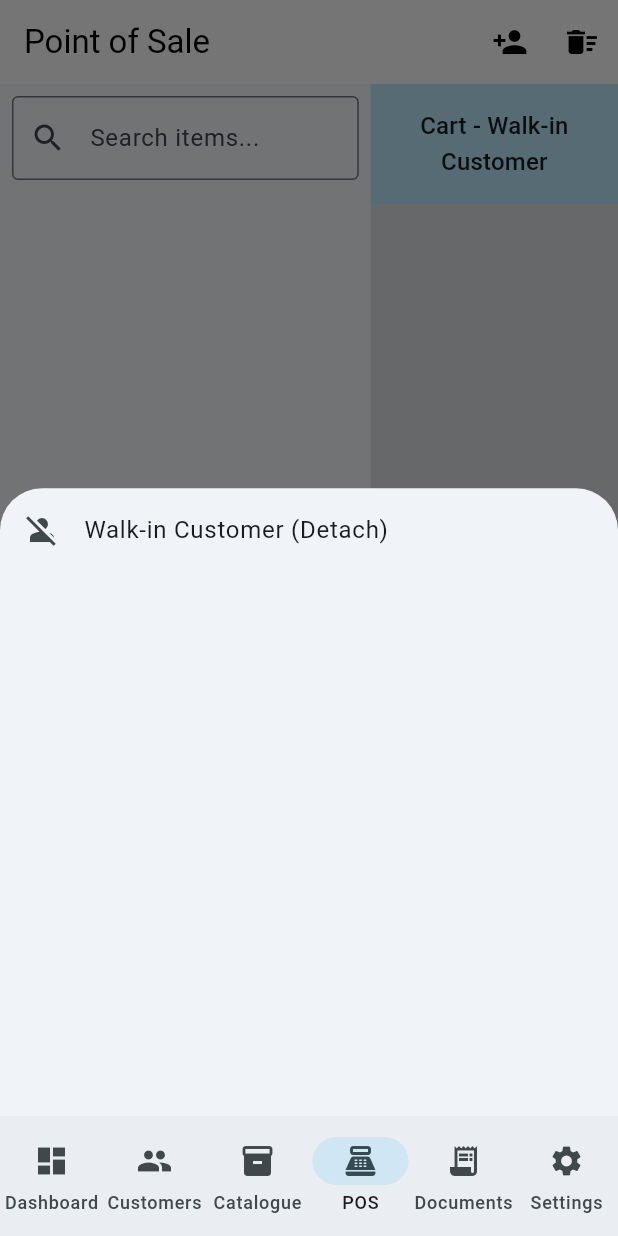
After one commit to qgithaka/clod, a Flutter app: the screen it shows after launch, item 4 of the bottom bar chosen, after a tap on the "person add" icon, on a phone screen of 412 x 824 dp. The commit adds this screen. Run offline on Flutter 3.47's test engine with Material 3 defaults, Android fonts, the phone set to English and light mode, and no system bars; our stand-ins replace drift, flutter_riverpod, go_router, image_picker, pdf, share_plus; accounts and stored records are empty; generated files the repository leaves out were written again.

Commit message:
feat(`pos_view.dart`): implement POS checkout flow and receipt generation
Added atomic checkout logic in SaleRepository, PDF generation using pdf and share_plus, and wired up the full POS view with item search and cart checkout modal.

Completes the Milestone 4 Point of Sale requirements with offline-first credit capabilities.

```diff
--- a/lib/core/router.dart
+++ b/lib/core/router.dart
@@ -13,6 +13,7 @@ import '../presentation/views/customer_detail_view.dart';
 import '../presentation/views/dashboard_view.dart';
 import '../presentation/views/catalogue_view.dart';
 import '../presentation/views/item_form_view.dart';
+import '../presentation/views/pos_view.dart';
 
 final _shellNavigatorDashboardKey = GlobalKey<NavigatorState>(debugLabel: 'dashboard');
 final _shellNavigatorCustomersKey = GlobalKey<NavigatorState>(debugLabel: 'customers');
@@ -101,7 +102,7 @@ final routerProvider = Provider<GoRouter>((ref) {
             routes: [
               GoRoute(
                 path: '/pos',
-                builder: (context, state) => const PlaceholderView(title: 'POS'),
+                builder: (context, state) => const PosView(),
               ),
             ],
           ),
--- /dev/null
+++ b/lib/presentation/views/pos_view.dart
@@ -0,0 +1,294 @@
+import 'package:flutter/material.dart';
+import 'package:flutter_riverpod/flutter_riverpod.dart';
+import '../../core/providers/cart_provider.dart';
+import '../../data/repositories/item_repository.dart';
+import '../../data/repositories/customer_repository.dart';
+import '../../domain/entities/item_entity.dart';
+import '../../data/repositories/sale_repository.dart';
+import '../../core/services/receipt_service.dart';
+
+class PosView extends ConsumerStatefulWidget {
+  const PosView({super.key});
+
+  @override
+  ConsumerState<PosView> createState() => _PosViewState();
+}
+
+class _PosViewState extends ConsumerState<PosView> {
+  String _searchQuery = '';
+
+  @override
+  Widget build(BuildContext context) {
+    final itemsAsync = ref.watch(activeItemsProvider);
+    final cartState = ref.watch(cartProvider);
+
+    return Scaffold(
+      appBar: AppBar(
+        title: const Text('Point of Sale'),
+        actions: [
+          IconButton(
+            icon: const Icon(Icons.person_add),
+            tooltip: 'Attach Customer',
+            onPressed: _showCustomerSelection,
+          ),
+          IconButton(
+            icon: const Icon(Icons.delete_sweep),
+            tooltip: 'Clear Cart',
+            onPressed: () => ref.read(cartProvider.notifier).clearCart(),
+          ),
+        ],
+      ),
+      body: Row(
+        children: [
+          // Left side: Items Grid
+          Expanded(
+            flex: 6,
+            child: Column(
+              children: [
+                Padding(
+                  padding: const EdgeInsets.all(8.0),
+                  child: TextField(
+                    decoration: const InputDecoration(
+                      labelText: 'Search items...',
+                      prefixIcon: Icon(Icons.search),
+                      border: OutlineInputBorder(),
+                    ),
+                    onChanged: (val) => setState(() => _searchQuery = val.toLowerCase()),
+                  ),
+                ),
+                Expanded(
+                  child: itemsAsync.when(
+                    data: (items) {
+                      final filtered = items.where((i) {
+                        return _searchQuery.isEmpty || i.name.toLowerCase().contains(_searchQuery);
+                      }).toList();
+                      return GridView.builder(
+                        padding: const EdgeInsets.all(8),
+                        gridDelegate: const SliverGridDelegateWithMaxCrossAxisExtent(
+                          maxCrossAxisExtent: 200,
+                          childAspectRatio: 1,
+                          crossAxisSpacing: 8,
+                          mainAxisSpacing: 8,
+                        ),
+                        itemCount: filtered.length,
+                        itemBuilder: (context, index) {
+                          final item = filtered[index];
+                          return InkWell(
+                            onTap: () => ref.read(cartProvider.notifier).addItem(item),
+                            child: Card(
+                              child: Column(
+                                mainAxisAlignment: MainAxisAlignment.center,
+                                children: [
+                                  Icon(
+                                    item.type == ItemType.product ? Icons.inventory : Icons.build,
+                                    size: 40,
+                                    color: item.type == ItemType.product ? Colors.blue : Colors.purple,
+                                  ),
+                                  const SizedBox(height: 8),
+                                  Text(item.name, textAlign: TextAlign.center, style: const TextStyle(fontWeight: FontWeight.bold)),
+                                  const SizedBox(height: 4),
+                                  Text(item.sellingPrice.format()),
+                                ],
+                              ),
+                            ),
+                          );
+                        },
+                      );
+                    },
+                    loading: () => const Center(child: CircularProgressIndicator()),
+                    error: (e, s) => Center(child: Text('Error: $e')),
+                  ),
+                ),
+              ],
+            ),
+          ),
+          // Right side: Cart
+          Expanded(
+            flex: 4,
+            child: Container(
+              color: Theme.of(context).colorScheme.surfaceContainerHighest,
+              child: Column(
+                children: [
+                  Container(
+                    padding: const EdgeInsets.all(16),
+                    color: Theme.of(context).colorScheme.primaryContainer,
+                    width: double.infinity,
+                    child: Text(
+                      'Cart - ${cartState.customer?.name ?? 'Walk-in Customer'}',
+                      style: Theme.of(context).textTheme.titleMedium,
+                      textAlign: TextAlign.center,
+                    ),
+                  ),
+                  Expanded(
+                    child: ListView.builder(
+                      itemCount: cartState.items.length,
+                      itemBuilder: (context, index) {
+                        final line = cartState.items[index];
+                        return ListTile(
+                          title: Text(line.item.name),
+                          subtitle: Text('${line.overridePrice.format()} x ${line.quantity}'),
+                          trailing: Row(
+                            mainAxisSize: MainAxisSize.min,
+                            children: [
+                              IconButton(
+                                icon: const Icon(Icons.remove_circle_outline),
+                                onPressed: () => ref.read(cartProvider.notifier).updateQuantity(line.item.id, line.quantity - 1),
+                              ),
+                              Text('${line.quantity}', style: const TextStyle(fontSize: 16)),
+                              IconButton(
+                                icon: const Icon(Icons.add_circle_outline),
+                                onPressed: () => ref.read(cartProvider.notifier).updateQuantity(line.item.id, line.quantity + 1),
+                              ),
+                            ],
+                          ),
+                        );
+                      },
+                    ),
+                  ),
+                  const Divider(height: 1),
+                  Padding(
+                    padding: const EdgeInsets.all(16.0),
+                    child: Column(
+                      crossAxisAlignment: CrossAxisAlignment.stretch,
+                      children: [
+                        Row(
+                          mainAxisAlignment: MainAxisAlignment.spaceBetween,
+                          children: [
+                            const Text('Total', style: TextStyle(fontSize: 20, fontWeight: FontWeight.bold)),
+                            Text(cartState.total.format(), style: const TextStyle(fontSize: 20, fontWeight: FontWeight.bold)),
+                          ],
+                        ),
+                        const SizedBox(height: 16),
+                        FilledButton.icon(
+                          icon: const Icon(Icons.payment),
+                          label: const Text('Checkout', style: TextStyle(fontSize: 18)),
+                          style: FilledButton.styleFrom(padding: const EdgeInsets.all(16)),
+                          onPressed: cartState.items.isEmpty ? null : _checkout,
+                        ),
+                      ],
+                    ),
+                  ),
+                ],
+              ),
+            ),
+          ),
+        ],
+      ),
+    );
+  }
+
+  Future<void> _showCustomerSelection() async {
+    final customers = await ref.read(customerRepositoryProvider).watchAllCustomers().first;
+    if (!mounted) return;
+
+    showModalBottomSheet<void>(
+      context: context,
+      builder: (context) {
+        return ListView.builder(
+          itemCount: customers.length + 1,
+          itemBuilder: (context, index) {
+            if (index == 0) {
+              return ListTile(
+                leading: const Icon(Icons.person_off),
+                title: const Text('Walk-in Customer (Detach)'),
+                onTap: () {
+                  ref.read(cartProvider.notifier).detachCustomer();
+                  Navigator.pop(context);
+                },
+              );
+            }
+            final customer = customers[index - 1];
+            return ListTile(
+              leading: const Icon(Icons.person),
+              title: Text(customer.name),
+              subtitle: Text('Balance: ${customer.currentBalance.format()}'),
+              onTap: () {
+                ref.read(cartProvider.notifier).attachCustomer(customer);
+                Navigator.pop(context);
+              },
+            );
+          },
+        );
+      },
+    );
+  }
+
+  void _checkout() {
+    final cartState = ref.read(cartProvider);
+
+      showDialog<void>(
+      context: context,
+      builder: (context) {
+        return AlertDialog(
+          title: const Text('Complete Sale'),
+          content: Text('Total amount: ${cartState.total.format()}\nSelect payment method:'),
+          actions: [
+            TextButton(
+              onPressed: () => Navigator.pop(context),
+              child: const Text('Cancel'),
+            ),
+            FilledButton.icon(
+              icon: const Icon(Icons.money),
+              label: const Text('Cash'),
+              onPressed: () {
+                Navigator.pop(context);
+                _processCheckout(false);
+              },
+            ),
+            if (cartState.customer != null)
+              FilledButton.icon(
+                icon: const Icon(Icons.credit_card),
+                label: const Text('Credit'),
+                onPressed: () {
+                  Navigator.pop(context);
+                  _processCheckout(true);
+                },
+              ),
+          ],
+        );
+      },
+    );
+  }
+
+  Future<void> _processCheckout(bool isCredit) async {
+    final cartState = ref.read(cartProvider);
+    try {
+      final saleId = await ref.read(saleRepositoryProvider).processCheckout(cartState, isCredit);
+
+      if (!mounted) return;
+      ref.read(cartProvider.notifier).clearCart();
+
+        showDialog<void>(
+        context: context,
+        barrierDismissible: false,
+        builder: (context) {
+          return AlertDialog(
+            title: const Text('Sale Complete!'),
+            content: Text('Sale #$saleId was successfully recorded.'),
+            actions: [
+              TextButton(
+                onPressed: () => Navigator.pop(context),
+                child: const Text('Close'),
+              ),
+              FilledButton.icon(
+                icon: const Icon(Icons.receipt),
+                label: const Text('Share Receipt'),
+                onPressed: () {
+                  ref.read(receiptServiceProvider).generateAndShareReceipt(
+                    cart: cartState,
+                    isCredit: isCredit,
+                    saleId: saleId,
+                  );
+                },
+              ),
+            ],
+          );
+        },
+      );
+    } catch (e) {
+      if (mounted) {
+        ScaffoldMessenger.of(context).showSnackBar(SnackBar(content: Text('Error: $e')));
+      }
+    }
+  }
+}
```
Also changed, not shown: lib/core/services/receipt_service.dart (added, +89 -0 lines), lib/data/repositories/sale_repository.dart (added, +85 -0 lines), 2 other files.
